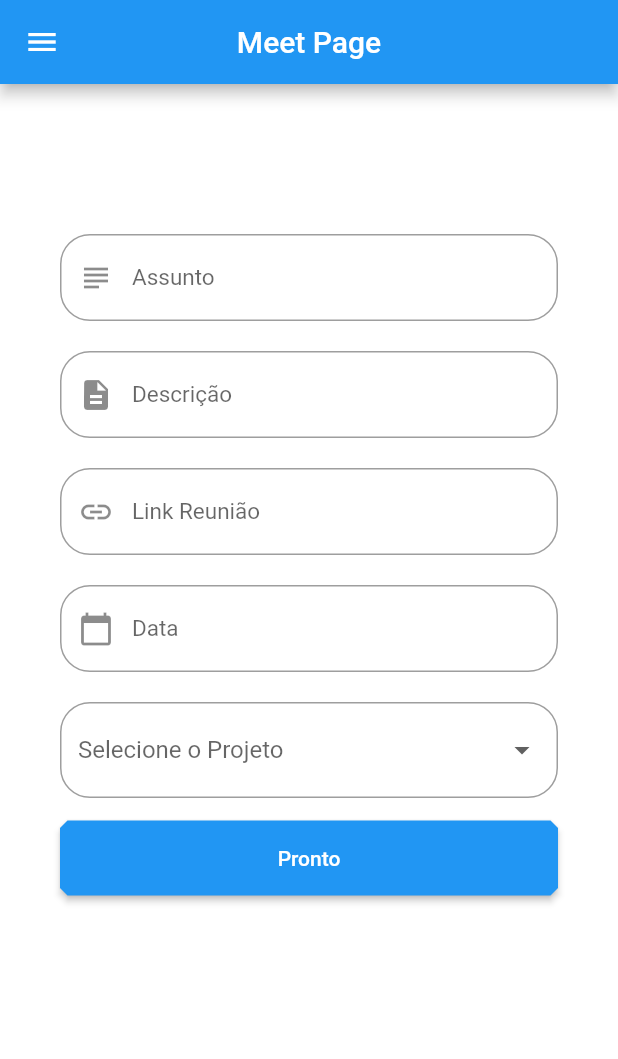
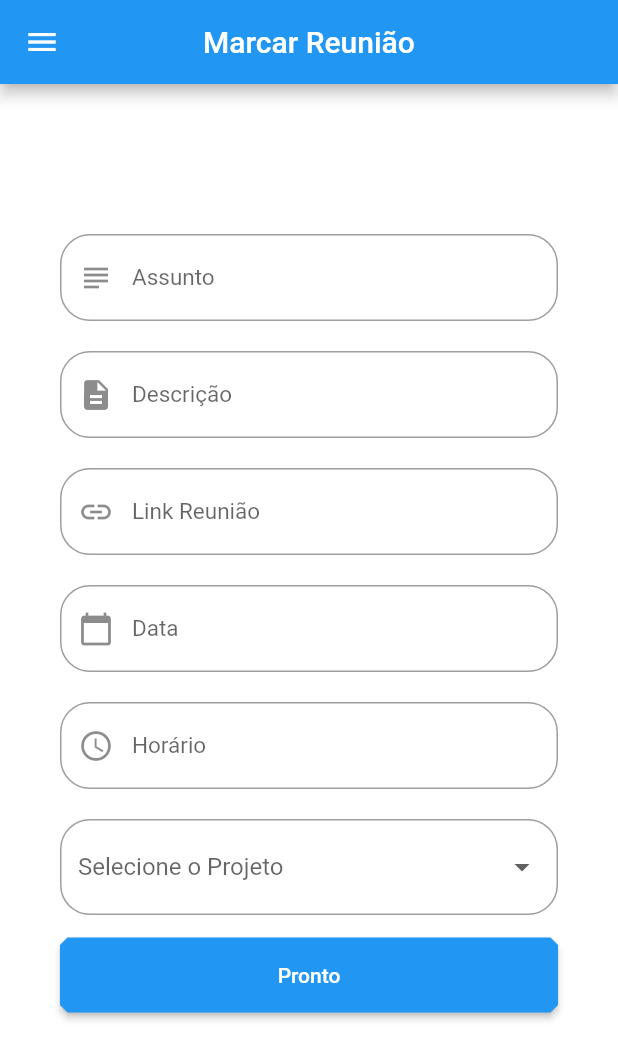
Before and after one commit to petbccufscar/pet-mobile, a Flutter app: the MeetPage screen opened by its route, on a phone screen of 412 x 824 dp. Shown: the top 1059 px of the screen. Run offline on Flutter 3.47's test engine with Material 2 defaults, Android fonts, the phone set to English and light mode, and no system bars; our stand-ins replace flutter_colorpicker, syncfusion_flutter_calendar; missing offline and left inert: syncfusion_flutter_core; generated files the repository leaves out were written again; network calls fail; Roboto replaces fonts that are missing (Hack, Montserrat).

Commit message:
Adicionei o input de Horario

```diff
--- a/lib/pages/meet_page.dart
+++ b/lib/pages/meet_page.dart
@@ -22,7 +22,7 @@ class _MeetPageState extends State<MeetPage> {
   @override
   Widget build(BuildContext context) {
     return SideMenuScaffoldWithProfileHeader(
-      appBarTitle: Text('Meet Page'),
+      appBarTitle: Text('Marcar Reunião'),
       body: Container(
         padding: EdgeInsets.only(
           top: 60,
@@ -111,6 +111,28 @@ class _MeetPageState extends State<MeetPage> {
                         }
                       },
                     ))),
+            Padding(
+                padding: const EdgeInsets.only(top: 20),
+                child: Material(
+                  color: Colors.transparent,
+                  child: TextFormField(
+                    style:
+                        const TextStyle(fontFamily: "Montserrat", fontSize: 15),
+                    readOnly: true,
+                    keyboardType: TextInputType.none,
+                    //controller: descricao,
+                    decoration: InputDecoration(
+                        border: OutlineInputBorder(
+                          borderRadius: BorderRadius.circular(20),
+                        ),
+                        hintText: 'Horário',
+                        prefixIcon: Icon(Icons.access_time_outlined)),
+                    onTap: () async {
+                      await showTimePicker(
+                          context: context, initialTime: TimeOfDay.now());
+                    },
+                  ),
+                )),
             Padding(
                 padding: const EdgeInsets.only(top: 20),
                 child: Material(
```
